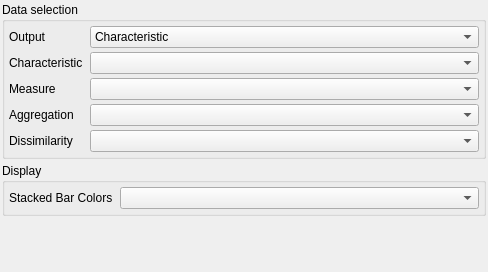
3dct/open_iA, file modules/FiAKEr/SensitivitySettings.ui: the form before one commit.
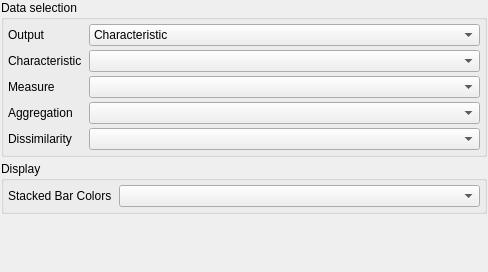
The form after the commit.

```diff
--- a/modules/FiAKEr/SensitivitySettings.ui
+++ b/modules/FiAKEr/SensitivitySettings.ui
@@ -15,16 +15,16 @@
   </property>
   <layout class="QGridLayout" name="glSensitivitySettings">
    <property name="leftMargin">
-    <number>2</number>
+    <number>1</number>
    </property>
    <property name="topMargin">
-    <number>2</number>
+    <number>0</number>
    </property>
    <property name="rightMargin">
-    <number>2</number>
+    <number>1</number>
    </property>
    <property name="bottomMargin">
-    <number>2</number>
+    <number>0</number>
    </property>
    <property name="spacing">
     <number>4</number>
```
